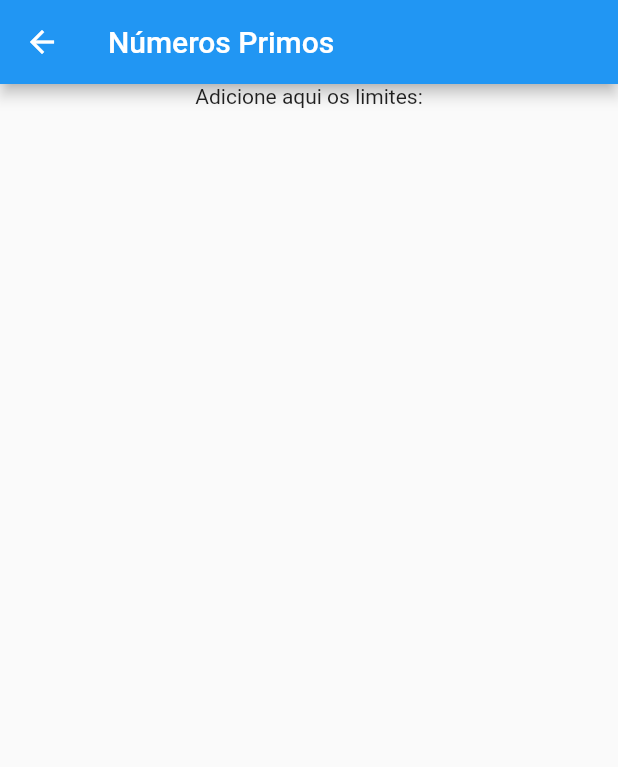
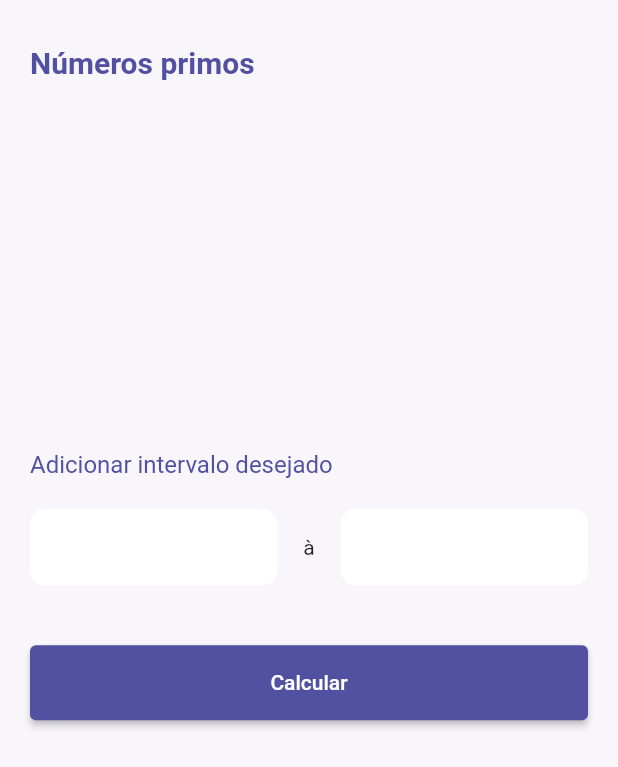
Before and after one commit to TiagoAlmeidaS/mat_app, a Flutter app: the PrimeNumbersPage screen opened by its route, on a phone screen of 412 x 824 dp. Shown: the top 767 px of the screen. Run offline on Flutter 3.47's test engine with Material 2 defaults, Android fonts, the phone set to English and light mode, and no system bars; our stand-ins replace flutter_modular, shimmer.

Commit message:
Finalizado a funcionalidade

```diff
--- a/lib/app/app_module.dart
+++ b/lib/app/app_module.dart
@@ -1,6 +1,5 @@
 import 'package:flutter_modular/flutter_modular.dart';
-import 'package:mat_app/app/module/home/home_module.dart';
-import 'package:mat_app/app/module/home/home_page.dart';
+import 'package:mat_app/app/module/prime_numbers/prime_numbers_module.dart';
 
 class AppModule extends Module {
   @override
@@ -8,6 +7,6 @@ class AppModule extends Module {
 
   @override
   List<ModularRoute> get routes => [
-    ModuleRoute(Modular.initialRoute, module: HomeModule(),),
+    ModuleRoute(Modular.initialRoute, module: PrimeNumbersModule(),),
   ];
 }
--- a/lib/app/app_widget.dart
+++ b/lib/app/app_widget.dart
@@ -2,10 +2,12 @@ import 'package:flutter/material.dart';
 import 'package:flutter_modular/flutter_modular.dart';
 
 class AppWidget extends StatelessWidget {
-  Widget build(BuildContext context){
+  Widget build(BuildContext context) {
     return MaterialApp.router(
       title: 'App Math',
-      theme: ThemeData(primarySwatch: Colors.blue),
+      theme: ThemeData(
+        backgroundColor: Color.fromRGBO(246, 242, 251, 1),
+      ),
       routeInformationParser: Modular.routeInformationParser,
       routerDelegate: Modular.routerDelegate,
     );
--- a/lib/app/module/prime_numbers/prime_numbers_page.dart
+++ b/lib/app/module/prime_numbers/prime_numbers_page.dart
@@ -1,4 +1,7 @@
 import 'package:flutter/material.dart';
+import 'package:flutter_modular/flutter_modular.dart';
+import 'package:mat_app/app/shared/mat_theme/components/text_field_component.dart';
+import 'package:mat_app/app/shared/services/primes_numbers_service/primes_numbers_service.dart';
 
 class PrimeNumbersPage extends StatefulWidget {
   const PrimeNumbersPage({Key? key}) : super(key: key);
@@ -8,18 +11,88 @@ class PrimeNumbersPage extends StatefulWidget {
 }
 
 class _PrimeNumbersPageState extends State<PrimeNumbersPage> {
+
+  TextEditingController controllerNumber1 = TextEditingController();
+  TextEditingController controllerNumber2 = TextEditingController();
+
   @override
   Widget build(BuildContext context) {
     return Scaffold(
-      appBar: AppBar(
-        title: Text("Números Primos"),
+        body: Container(
+      padding: EdgeInsets.symmetric(
+        vertical: 10,
+        horizontal: 20,
       ),
-      body: Column(
+      width: double.maxFinite,
+      color: Color.fromRGBO(246, 242, 251, 0.5),
+      child: Column(
         crossAxisAlignment: CrossAxisAlignment.center,
         children: [
-          Center(child: Text("Adicione aqui os limites:", textAlign: TextAlign.center,),)
+          SizedBox(
+            height: 20,
+          ),
+          Align(
+            alignment: Alignment.centerLeft,
+            child: Text(
+              "Números primos",
+              textAlign: TextAlign.start,
+              style: TextStyle(
+                  color: Color.fromRGBO(81, 80, 161, 1),
+                  fontWeight: FontWeight.bold,
+                  fontSize: 20),
+            ),
+          ),
+          SizedBox(
+            height: MediaQuery.of(context).size.height * 0.3,
+          ),
+          Align(
+            alignment: Alignment.centerLeft,
+            child: Text(
+              "Adicionar intervalo desejado",
+              textAlign: TextAlign.start,
+              style: TextStyle(
+                color: Color.fromRGBO(81, 80, 161, 1),
+                fontSize: 16,
+              ),
+            ),
+          ),
+          SizedBox(
+            height: 20,
+          ),
+          Row(
+            mainAxisAlignment: MainAxisAlignment.spaceBetween,
+            children: [
+              Container(
+                width: MediaQuery.of(context).size.width * 0.4,
+                child: TextFieldComponent(controller: controllerNumber1,),
+              ),
+              Text("à"),
+              Container(
+                width: MediaQuery.of(context).size.width * 0.4,
+                child: TextFieldComponent(controller: controllerNumber2,),
+              ),
+            ],
+          ),
+          SizedBox(
+            height: 40,
+          ),
+          Container(
+            width: MediaQuery.of(context).size.width,
+            height: 50,
+            child: ElevatedButton(
+              onPressed: () async {
+                var lista = await Modular.get<PrimesNumberService>.call().listPrimesNumbers(int.parse(controllerNumber1.text), int.parse(controllerNumber2.text));
+                Modular.to.pushNamed('/view-numbers/', arguments: {'numbersPrime': lista});
+              },
+              child: Text("Calcular"),
+              style: ButtonStyle(
+                backgroundColor: MaterialStateColor.resolveWith(
+                    (states) => Color.fromRGBO(81, 80, 161, 1)),
+              ),
+            ),
+          ),
         ],
-      )
-    );
+      ),
+    ));
   }
 }
--- /dev/null
+++ b/lib/app/shared/mat_theme/components/text_field_component.dart
@@ -0,0 +1,27 @@
+import 'package:flutter/material.dart';
+
+class TextFieldComponent extends StatelessWidget {
+  TextFieldComponent({Key? key, required this.controller}) : super(key: key);
+
+  TextEditingController controller;
+
+  @override
+  Widget build(BuildContext context) {
+    return Container(
+      child: TextField(
+        controller: controller,
+        decoration: InputDecoration(
+          filled: true,
+          border: OutlineInputBorder(
+            borderRadius: BorderRadius.circular(10),
+            borderSide: BorderSide.none,
+          ),
+          isDense: true,
+          fillColor: Theme.of(context).cardColor,
+        ),
+        textInputAction: TextInputAction.search,
+        style: TextStyle(color: Colors.red),
+      ),
+    );
+  }
+}
```
Also changed, not shown: lib/app/module/prime_numbers/pages/view_numbers/view_numbers_module.dart (+15 -0 lines), lib/app/module/prime_numbers/pages/view_numbers/view_numbers_page.dart (+83 -0 lines), lib/app/module/prime_numbers/prime_numbers_module.dart (+12 -3 lines), lib/app/shared/services/primes_numbers_service/primes_numbers_service.dart (added, +244 -0 lines).
